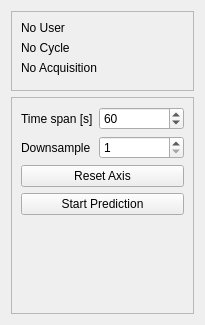
Old version of the form resources/ui/plot_settings_widget.ui in the repository antolu/sps-app-hysteresis.
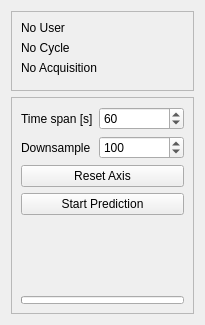
New version of the form. Custom widgets are drawn as their Qt base class.

Commit message: fix bugs, add buffer load progress bar, set downsample 100 default

Diff of the .ui file:
```diff
--- a/resources/ui/plot_settings_widget.ui
+++ b/resources/ui/plot_settings_widget.ui
@@ -143,6 +143,9 @@
         <property name="stepType">
          <enum>QAbstractSpinBox::DefaultStepType</enum>
         </property>
+        <property name="value">
+         <number>100</number>
+        </property>
        </widget>
       </item>
       <item row="2" column="0" colspan="2">
@@ -165,6 +168,35 @@
         </property>
        </widget>
       </item>
+      <item row="4" column="0">
+       <spacer name="verticalSpacer">
+        <property name="orientation">
+         <enum>Qt::Vertical</enum>
+        </property>
+        <property name="sizeHint" stdset="0">
+         <size>
+          <width>20</width>
+          <height>200</height>
+         </size>
+        </property>
+       </spacer>
+      </item>
+      <item row="5" column="0" colspan="2">
+       <widget class="QProgressBar" name="progressBar">
+        <property name="maximumSize">
+         <size>
+          <width>16777215</width>
+          <height>8</height>
+         </size>
+        </property>
+        <property name="value">
+         <number>0</number>
+        </property>
+        <property name="textVisible">
+         <bool>false</bool>
+        </property>
+       </widget>
+      </item>
      </layout>
     </widget>
    </item>
```
Left out of the diff: 2 changed lines with no effect on the pictures. The commit also changes 6 other files.
